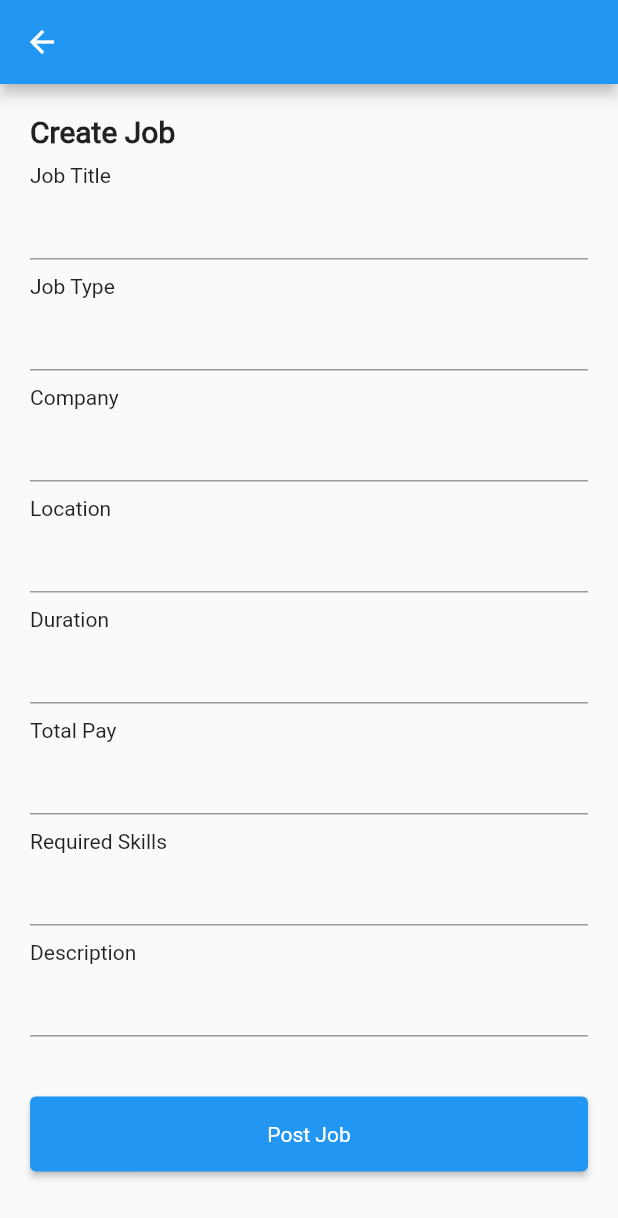
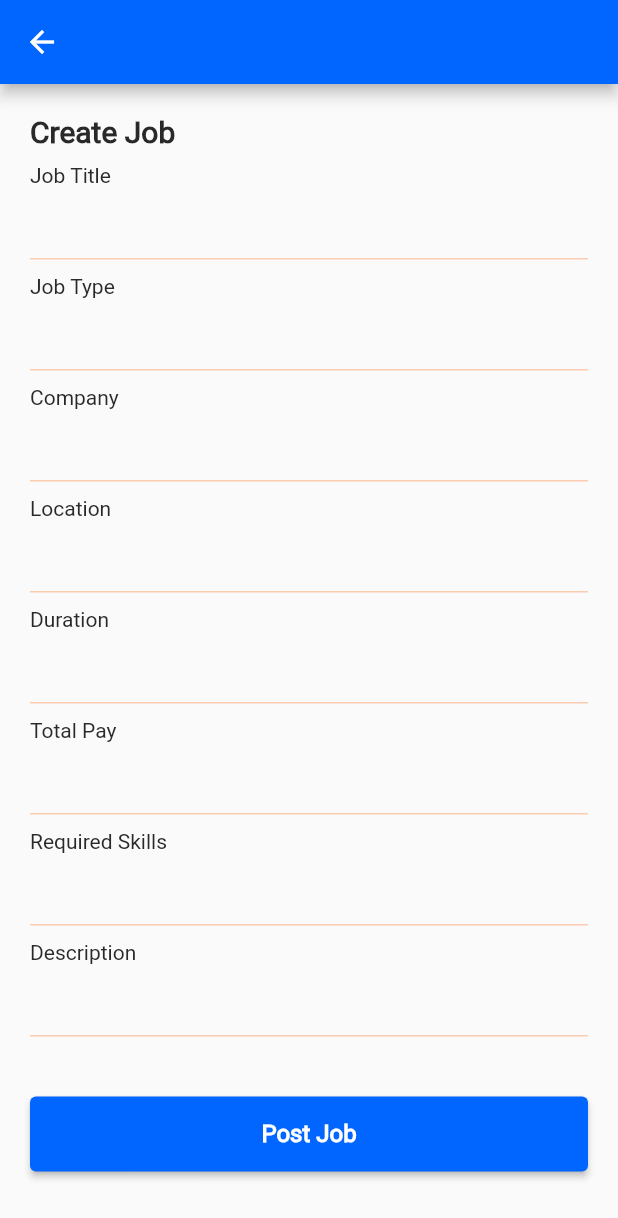
Before and after one commit to sourav-k7/ruralclap_app, a Flutter app: the screen it shows after launch, after a tap on "Create Job page", on a phone screen of 412 x 824 dp. Shown: the top 1218 px of the screen. Run offline on Flutter 3.47's test engine with Material 2 defaults, Android fonts, the light colour scheme and no system bars; our stand-ins replace font_awesome_flutter; missing offline and left inert: dart:ffi; network calls fail.

Commit message:
theme setup done

```diff
--- a/lib/main.dart
+++ b/lib/main.dart
@@ -1,4 +1,5 @@
 import 'package:flutter/material.dart';
+import 'package:ruralclap_app/constant/theme_color.dart';
 import 'package:ruralclap_app/pages/applied_job_page.dart';
 import 'package:ruralclap_app/pages/create_job_page.dart';
 import 'package:ruralclap_app/pages/service_provider_profile_page.dart';
@@ -18,9 +19,43 @@ class MyApp extends StatelessWidget {
   @override
   Widget build(BuildContext context) {
     return MaterialApp(
-      title: 'Flutter Demo',
+      title: 'Ruralclap',
       theme: ThemeData(
-        primarySwatch: Colors.blue,
+        fontFamily: 'Open Sans',
+        primarySwatch: const MaterialColor(0xFF0066ff, <int, Color>{
+          50: Color(0xFF5C9DFF),
+          100: Color(0xFF4791FF),
+          200: Color(0xFF3385FF),
+          300: Color(0xFF1F78FF),
+          400: Color(0xFF0066ff),
+          500: Color(0XFF0062F5),
+          600: Color(0xFF005AE0),
+          700: Color(0xFF0052CC),
+          800: Color(0xFF0049B8),
+          900: Color(0xFF0041A3),
+        }),
+        colorScheme: ColorScheme.fromSeed(
+          seedColor: const Color(0xFF0066ff),
+          primary: const Color(0xFF0066ff),
+          secondary: const Color(0XFFFA8334),
+          secondaryContainer: const Color(0xFFECF8FD),
+          surface: const Color(0xFFECF8FD),
+          onSecondaryContainer: const Color(0XFFFA8334),
+          onSurface: const Color(0XFFFA8334),
+          outline: const Color(0XFFFA8334),
+        ),
+        textTheme: Theme.of(context).textTheme.apply(
+              bodyColor: ColorConstant.textPrimaryBlack,
+              displayColor: ColorConstant.textBody,
+            ),
+        elevatedButtonTheme: ElevatedButtonThemeData(
+          style: ElevatedButton.styleFrom(
+            textStyle: const TextStyle(
+              fontSize: 16,
+              fontWeight: FontWeight.bold,
+            ),
+          ),
+        ),
       ),
       home: const MyHomePage(),
     );
```
